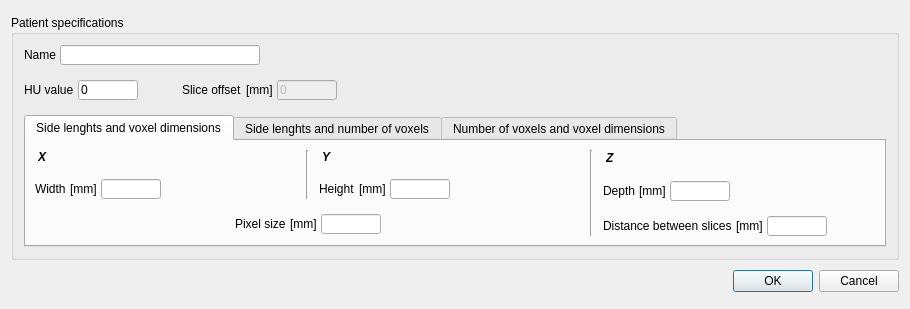
pytrip/pytripgui, file pytripgui/view/empty_patient.ui: the form before one commit.
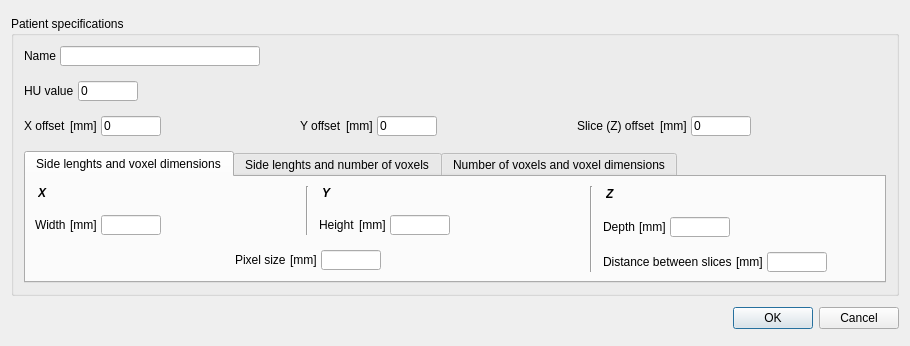
The form after the commit.

Commit message: Added offsets to empty patient and an ability to add cylindrical VOIs

```diff
--- a/pytripgui/view/empty_patient.ui
+++ b/pytripgui/view/empty_patient.ui
@@ -7,7 +7,7 @@
     <x>0</x>
     <y>0</y>
     <width>910</width>
-    <height>309</height>
+    <height>346</height>
    </rect>
   </property>
   <property name="sizePolicy">
@@ -176,12 +176,86 @@
          </widget>
         </item>
         <item>
-         <spacer name="horizontalSpacer_20">
+         <spacer name="horizontalSpacer_11">
+          <property name="orientation">
+           <enum>Qt::Horizontal</enum>
+          </property>
+          <property name="sizeHint" stdset="0">
+           <size>
+            <width>0</width>
+            <height>20</height>
+           </size>
+          </property>
+         </spacer>
+        </item>
+       </layout>
+      </item>
+      <item>
+       <layout class="QHBoxLayout" name="horizontalLayout_10">
+        <property name="spacing">
+         <number>4</number>
+        </property>
+        <item>
+         <widget class="QLabel" name="label_46">
+          <property name="maximumSize">
+           <size>
+            <width>16777215</width>
+            <height>20</height>
+           </size>
+          </property>
+          <property name="text">
+           <string>X offset</string>
+          </property>
+         </widget>
+        </item>
+        <item>
+         <widget class="QLabel" name="label_41">
+          <property name="maximumSize">
+           <size>
+            <width>16777215</width>
+            <height>20</height>
+           </size>
+          </property>
+          <property name="text">
+           <string>[mm]</string>
+          </property>
+         </widget>
+        </item>
+        <item>
+         <widget class="QLineEdit" name="xOffset_lineEdit">
+          <property name="enabled">
+           <bool>true</bool>
+          </property>
+          <property name="sizePolicy">
+           <sizepolicy hsizetype="Fixed" vsizetype="Fixed">
+            <horstretch>0</horstretch>
+            <verstretch>0</verstretch>
+           </sizepolicy>
+          </property>
+          <property name="maximumSize">
+           <size>
+            <width>60</width>
+            <height>20</height>
+           </size>
+          </property>
+          <property name="toolTip">
+           <string/>
+          </property>
+          <property name="text">
+           <string>0</string>
+          </property>
+          <property name="placeholderText">
+           <string notr="true">0</string>
+          </property>
+         </widget>
+        </item>
+        <item>
+         <spacer name="horizontalSpacer_27">
           <property name="orientation">
            <enum>Qt::Horizontal</enum>
           </property>
           <property name="sizeType">
-           <enum>QSizePolicy::Fixed</enum>
+           <enum>QSizePolicy::Expanding</enum>
           </property>
           <property name="sizeHint" stdset="0">
            <size>
@@ -191,6 +265,19 @@
           </property>
          </spacer>
         </item>
+        <item>
+         <widget class="QLabel" name="label_40">
+          <property name="maximumSize">
+           <size>
+            <width>16777215</width>
+            <height>20</height>
+           </size>
+          </property>
+          <property name="text">
+           <string>Y offset</string>
+          </property>
+         </widget>
+        </item>
         <item>
          <widget class="QLabel" name="label_32">
           <property name="maximumSize">
@@ -200,12 +287,69 @@
            </size>
           </property>
           <property name="text">
-           <string>Slice offset</string>
+           <string>[mm]</string>
           </property>
          </widget>
         </item>
         <item>
-         <widget class="QLabel" name="label_30">
+         <widget class="QLineEdit" name="yOffset_lineEdit">
+          <property name="enabled">
+           <bool>true</bool>
+          </property>
+          <property name="sizePolicy">
+           <sizepolicy hsizetype="Fixed" vsizetype="Fixed">
+            <horstretch>0</horstretch>
+            <verstretch>0</verstretch>
+           </sizepolicy>
+          </property>
+          <property name="maximumSize">
+           <size>
+            <width>60</width>
+            <height>20</height>
+           </size>
+          </property>
+          <property name="toolTip">
+           <string/>
+          </property>
+          <property name="text">
+           <string>0</string>
+          </property>
+          <property name="placeholderText">
+           <string notr="true">0</string>
+          </property>
+         </widget>
+        </item>
+        <item>
+         <spacer name="horizontalSpacer_21">
+          <property name="orientation">
+           <enum>Qt::Horizontal</enum>
+          </property>
+          <property name="sizeType">
+           <enum>QSizePolicy::Expanding</enum>
+          </property>
+          <property name="sizeHint" stdset="0">
+           <size>
+            <width>40</width>
+            <height>20</height>
+           </size>
+          </property>
+         </spacer>
+        </item>
+        <item>
+         <widget class="QLabel" name="label_37">
+          <property name="maximumSize">
+           <size>
+            <width>16777215</width>
+            <height>20</height>
+           </size>
+          </property>
+          <property name="text">
+           <string>Slice (Z) offset</string>
+          </property>
+         </widget>
+        </item>
+        <item>
+         <widget class="QLabel" name="label_31">
           <property name="maximumSize">
            <size>
             <width>16777215</width>
@@ -220,7 +364,7 @@
         <item>
          <widget class="QLineEdit" name="sliceOffset_lineEdit">
           <property name="enabled">
-           <bool>false</bool>
+           <bool>true</bool>
           </property>
           <property name="sizePolicy">
            <sizepolicy hsizetype="Fixed" vsizetype="Fixed">
@@ -246,7 +390,7 @@
          </widget>
         </item>
         <item>
-         <spacer name="horizontalSpacer_11">
+         <spacer name="horizontalSpacer_13">
           <property name="orientation">
            <enum>Qt::Horizontal</enum>
           </property>
```
The commit also changes 7 other files.
